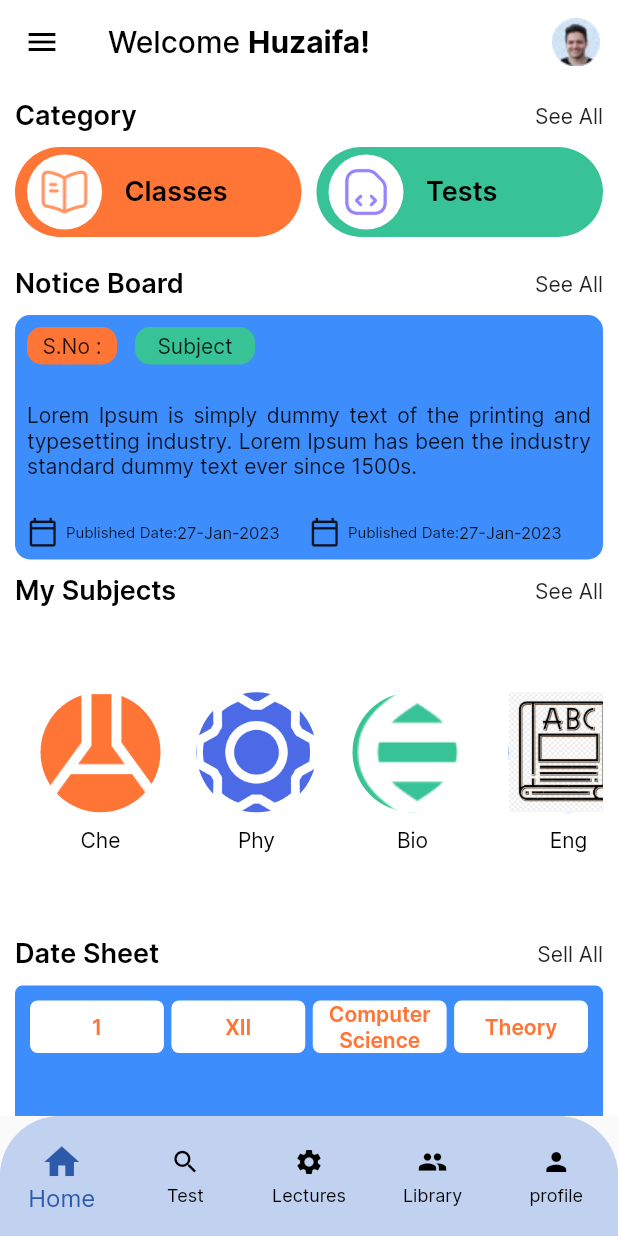
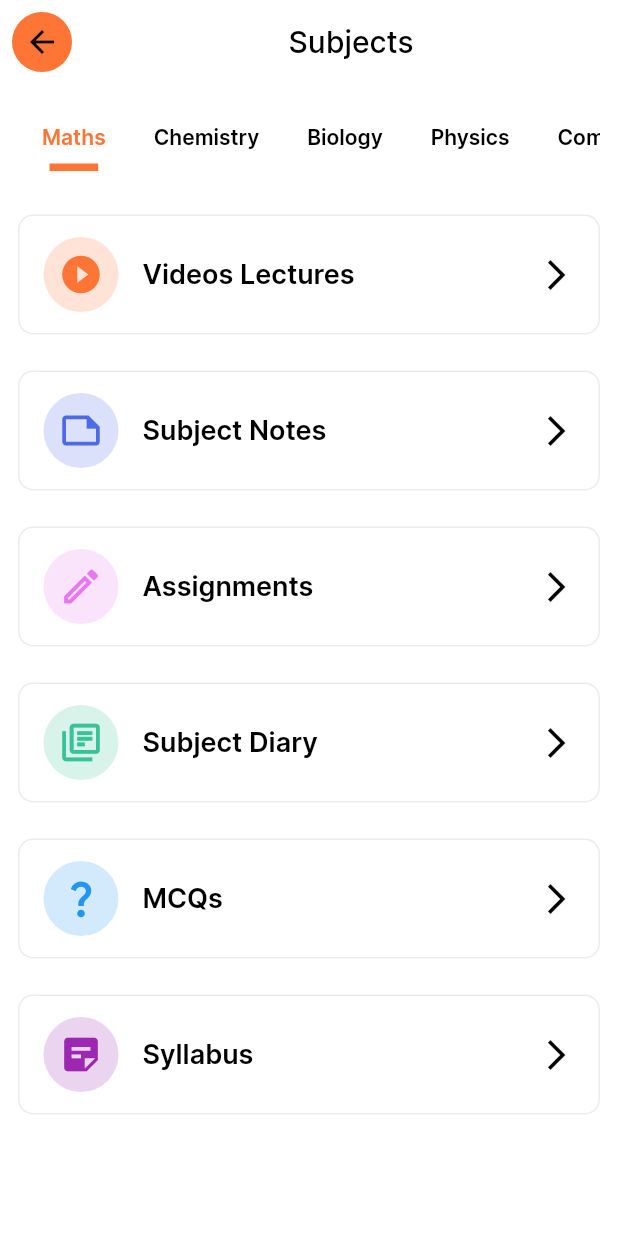
Before and after one commit to flutternoor/pms_projects, a Flutter app: the screen it shows after launch, after a tap on "My Subjects", on a phone screen of 412 x 824 dp. Run offline on Flutter 3.47's test engine with Material 2 defaults, Android fonts, the phone set to English and light mode, and no system bars.

Commit message:
new screens Added

```diff
--- a/lib/ui/home_screen/home_screen.dart
+++ b/lib/ui/home_screen/home_screen.dart
@@ -1,4 +1,5 @@
 import 'package:flutter/material.dart';
+import 'package:pms_projects/ui/home_screen/subject_screen/subject_screen.dart';
 
 import '../../constants/constants.dart';
 import '../../widgets/category_container_widget.dart';
@@ -196,7 +197,9 @@ class _HomeScreenState extends State<HomeScreen> {
             ),
             const SizedBox(height: 10,),
             ///My Subjects Row
-             RowWidget(tileName: "My Subjects",seeAllText: 'See All', onTap: () {  },),
+             RowWidget(tileName: "My Subjects",seeAllText: 'See All', onTap: () {
+               Navigator.push(context, MaterialPageRoute(builder: (context)=>SubjectScreen()));
+             },),
             const SizedBox(height: 10,),
             Container(
               height: 200,
--- /dev/null
+++ b/lib/ui/home_screen/subject_screen/maths_screen/maths_screen.dart
@@ -0,0 +1,55 @@
+import 'package:flutter/material.dart';
+
+import '../../../../constants/constants.dart';
+import '../../../../widgets/subject_details_screen_widget.dart';
+class MathsScreen extends StatelessWidget {
+  const MathsScreen({Key? key}) : super(key: key);
+
+  @override
+  Widget build(BuildContext context) {
+    return Scaffold(
+      backgroundColor: Colors.white,
+      body: Column(
+        children: [
+      SubjectSetailsScreenWidget(containerColor: kAppColor.withOpacity(.2),
+        onTap: () {  },
+        containerIcon: Icons.play_circle_fill_outlined,
+        titleText: 'Videos Lectures', iconColor: kAppColor,),
+          SubjectSetailsScreenWidget(containerColor: kBlueColor.withOpacity(.2),
+            onTap: () {  },
+            containerIcon: Icons.note_outlined,
+            titleText: 'Subject Notes', iconColor: kBlueColor,),
+          SubjectSetailsScreenWidget(
+            onTap: () {  },
+            containerColor: kPurpleColor.withOpacity(.2),
+            containerIcon: Icons.edit_outlined,
+            iconColor: kPurpleColor,
+            titleText: 'Assignments',
+
+          ),
+          SubjectSetailsScreenWidget(
+            onTap: () {  },
+            containerColor: kGreenColor.withOpacity(.2),
+            containerIcon: Icons.library_books_outlined,
+            iconColor: kGreenColor,
+            titleText: 'Subject Diary',
+          ),
+          SubjectSetailsScreenWidget(
+            onTap: () {  },
+            containerColor: Colors.blue.withOpacity(.2),
+            containerIcon: Icons.question_mark_outlined,
+            iconColor: Colors.blue,
+            titleText: 'MCQs',
+          ),
+          SubjectSetailsScreenWidget(
+            onTap: () {  },
+            containerColor: Colors.purple.withOpacity(.2),
+            containerIcon: Icons.sticky_note_2,
+            iconColor: Colors.purple,
+            titleText: 'Syllabus',
+          ),
+        ],
+      )
+    );
+  }
+}
--- /dev/null
+++ b/lib/ui/home_screen/subject_screen/subject_screen.dart
@@ -0,0 +1,97 @@
+import 'package:flutter/material.dart';
+import 'package:pms_projects/constants/constants.dart';
+import 'package:pms_projects/ui/home_screen/subject_screen/biology_screen/biology_screen.dart';
+import 'package:pms_projects/ui/home_screen/subject_screen/chemistry_screen/chemistry_screen.dart';
+import 'package:pms_projects/ui/home_screen/subject_screen/computer_science_screen/computer_science_screen.dart';
+import 'package:pms_projects/ui/home_screen/subject_screen/english_screen/english_screen.dart';
+import 'package:pms_projects/ui/home_screen/subject_screen/islamyat_screen/islamyat_screen.dart';
+import 'package:pms_projects/ui/home_screen/subject_screen/maths_screen/maths_screen.dart';
+import 'package:pms_projects/ui/home_screen/subject_screen/physics_screen/physics_screen.dart';
+import 'package:pms_projects/ui/home_screen/subject_screen/urdu_screen/urdu_screen.dart';
+class SubjectScreen extends StatelessWidget {
+  const SubjectScreen({Key? key}) : super(key: key);
+
+  @override
+  Widget build(BuildContext context) {
+    return DefaultTabController(
+      length: 8,
+      child: Scaffold(
+        backgroundColor: Colors.white,
+        appBar: AppBar(
+          leading: Padding(
+            padding: const EdgeInsets.all(8.0),
+            child: Container(
+              decoration: BoxDecoration(
+                borderRadius: BorderRadius.circular(50),
+                color: kAppColor,
+              ),
+              child: const BackButton(
+                color: Colors.black,
+              ),
+
+            ),
+          ),
+            backgroundColor: Colors.white,
+            elevation: 0,
+
+            iconTheme: const IconThemeData(color: Colors.black,),
+            title: const Center(child: Text('Subjects',style: TextStyle(color: Colors.black),))
+        ),
+        body: Column(
+          children:  const [
+            Padding(
+              padding: EdgeInsets.all(12.0),
+              child: TabBar(
+                isScrollable: true,
+                    labelColor: kAppColor,
+                    indicatorColor: kAppColor,
+                    unselectedLabelColor: Colors.black,
+                    labelStyle: TextStyle(fontWeight: FontWeight.w600),
+                  indicatorSize: TabBarIndicatorSize.label,
+                  indicatorWeight: 5,
+                  indicatorPadding: EdgeInsets.all(5),
+
+
+                  tabs: [
+                      Tab(text: "Maths"),
+                      Tab(text: 'Chemistry'),
+                      Tab(text: 'Biology'),
+                      Tab(text: 'Physics'),
+                      Tab(text: 'Computer Science'),
+                      Tab(text: 'English'),
+                      Tab(text: 'Urdu'),
+                      Tab(text: 'Islamyat'),
+                    ]),
+
+            ),
+            Expanded(
+              child: TabBarView(children:
+              [
+                MathsScreen(),
+                MathsScreen(),
+                MathsScreen(),
+                MathsScreen(),
+                MathsScreen(),
+                MathsScreen(),
+                MathsScreen(),
+                MathsScreen(),
+                // ChemistryScreen(),
+                // BiologyScreen(),
+                // PhysicsScreen(),
+                // ComputerScienceScreen(),
+                // EnglishScreen(),
+                // UrduScreen(),
+                // IslamyatScreen(),
+
+
+
+
+              ]),
+            )
+
+          ],
+        ),
+      ),
+    );
+  }
+}
--- /dev/null
+++ b/lib/widgets/subject_details_screen_widget.dart
@@ -0,0 +1,52 @@
+import 'package:flutter/material.dart';
+
+import '../constants/constants.dart';
+class SubjectSetailsScreenWidget extends StatelessWidget {
+  SubjectSetailsScreenWidget({
+    required this .containerColor,
+    required this.containerIcon,
+    required this.iconColor,
+    required this.titleText,
+    required this.onTap,
+    Key? key,
+  }) : super(key: key);
+  final containerColor;
+  final IconData containerIcon;
+  final String titleText;
+  VoidCallback onTap;
+  final iconColor;
+
+  @override
+  Widget build(BuildContext context) {
+    return Padding(
+      padding: const EdgeInsets.all(12.0),
+      child: Container(
+          height: 80,
+          decoration: BoxDecoration(
+              borderRadius: BorderRadius.circular(10),
+              border: Border.all(width: 1,color: Colors.grey.withOpacity(.2))
+
+          ),
+          child:Center(
+            child: ListTile(
+                onTap:  onTap,
+                leading: Container(
+                  height: 50,
+                  width: 50,
+                  decoration: BoxDecoration(
+                    color: containerColor,
+                    // color:  kBlueColor.withOpacity(.2),
+                    borderRadius: BorderRadius.circular(30),
+
+                  ),
+                  child: Icon(containerIcon,color: iconColor,size: 30,),
+                  // child: Image.asset('assets/images/subject_img.png'),
+                ),
+                title:   Text(titleText.toString(),style: kTextStyle),
+                trailing: Icon(Icons.arrow_forward_ios_outlined,color: Colors.black,)
+            ),
+          )
+      ),
+    );
+  }
+}
```
Also changed, not shown: lib/ui/home_screen/subject_screen/biology_screen/biology_screen.dart (added, +11 -0 lines), lib/ui/home_screen/subject_screen/chemistry_screen/chemistry_screen.dart (added, +11 -0 lines), lib/ui/home_screen/subject_screen/computer_science_screen/computer_science_screen.dart (added, +11 -0 lines), lib/ui/home_screen/subject_screen/english_screen/english_screen.dart (added, +12 -0 lines), lib/ui/home_screen/subject_screen/islamyat_screen/islamyat_screen.dart (added, +9 -0 lines), lib/ui/home_screen/subject_screen/physics_screen/physics_screen.dart (added, +10 -0 lines), lib/ui/home_screen/subject_screen/urdu_screen/urdu_screen.dart (added, +11 -0 lines), lib/ui/profile_screen/profile_screen.dart (+9 -52 lines), lib/widgets/profile_screen_row_widget.dart (added, +46 -0 lines).
